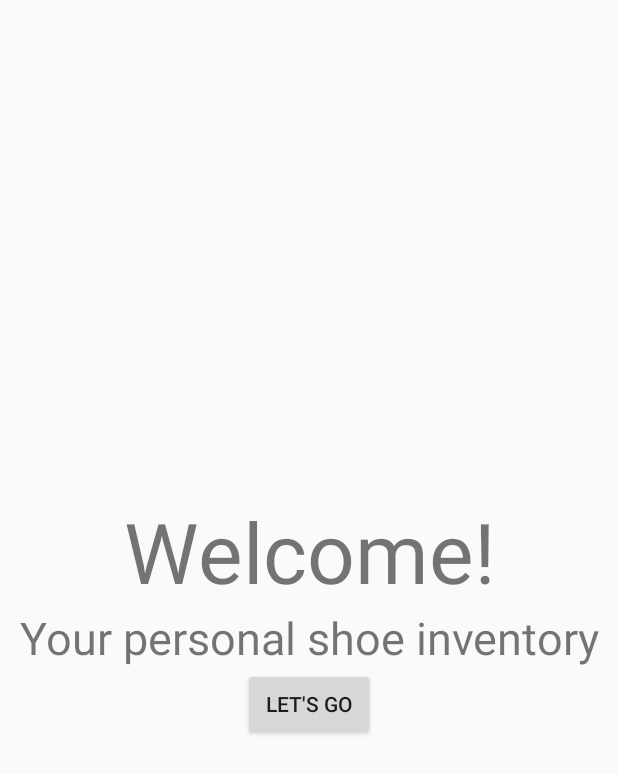
After one commit to nishit-g/shoe-store-app, an Android app: the WelcomeFragment screen opened through its navigation route, on a phone screen of 412 x 824 dp. The commit adds this screen. Shown: the top 774 px of the screen. Run offline under Robolectric (Android 15) with nearby library versions, the phone set to English and light mode, and no system bars; our stand-ins replace Timber, data binding.

Commit message:
welcome_screen

```diff
--- a/app/src/main/java/com/udacity/shoestore/LoginFragment.kt
+++ b/app/src/main/java/com/udacity/shoestore/LoginFragment.kt
@@ -10,6 +10,7 @@ import android.widget.EditText
 import android.widget.Toast
 import android.widget.Toast.LENGTH_LONG
 import androidx.databinding.DataBindingUtil
+import androidx.navigation.findNavController
 import com.udacity.shoestore.databinding.FragmentLoginBinding
 
 /**
@@ -26,24 +27,28 @@ class LoginFragment : Fragment() {
 
         val binding: FragmentLoginBinding = DataBindingUtil.inflate(inflater,R.layout.fragment_login,container,false);
 
+        // Edit Text fields
         val email : EditText = binding.etEmail
         val password : EditText = binding.etPass
 
+        // Buttons
         val btRegister : Button = binding.btRegister
         val btLogin : Button = binding.btLogin
 
+        //TODO : Save status that the user has logged in using LiveData
+
         // If Already registered : Directly Login -> move to Welcome fragment
-        btLogin.setOnClickListener{
-            //TODO : go to Welcome Fragment
-            Toast.makeText(requireContext(),"Welcome Fragment will be shown", Toast.LENGTH_SHORT).show()
+        btLogin.setOnClickListener{ view:View ->
+            //Navigate to Welcome Fragment
+            view.findNavController().navigate(R.id.action_loginFragment_to_welcomeFragment)
         }
 
-        // If email and password given then move to welcome fragment
+        // If email and password given then navigate to welcome fragment
         // Else show Toast : Require credentials
-        btRegister.setOnClickListener {
+        btRegister.setOnClickListener {view:View ->
             if(email.text.isNotBlank() && password.text.isNotBlank()){
-                //TODO : go to Welcome Fragment
-                Toast.makeText(requireContext(),"Welcome Fragment will be shown", Toast.LENGTH_SHORT).show()
+                //Navigate to Welcome Fragment
+                view.findNavController().navigate(R.id.action_loginFragment_to_welcomeFragment)
             }
             else{
                 Toast.makeText(requireContext(),"Enter your credentials first", Toast.LENGTH_SHORT).show()
--- /dev/null
+++ b/app/src/main/java/com/udacity/shoestore/WelcomeFragment.kt
@@ -0,0 +1,38 @@
+package com.udacity.shoestore
+
+import android.os.Bundle
+import androidx.fragment.app.Fragment
+import android.view.LayoutInflater
+import android.view.View
+import android.view.ViewGroup
+import android.widget.Button
+import android.widget.Toast
+import androidx.databinding.DataBindingUtil
+import com.udacity.shoestore.databinding.FragmentWelcomeBinding
+
+
+/**
+ * A simple [Fragment] subclass.
+ * Use the [WelcomeFragment.newInstance] factory method to
+ * create an instance of this fragment.
+ */
+class WelcomeFragment : Fragment() {
+
+    override fun onCreateView(
+        inflater: LayoutInflater, container: ViewGroup?,
+        savedInstanceState: Bundle?
+    ): View? {
+        // Inflate the layout for this fragment
+        val binding : FragmentWelcomeBinding = DataBindingUtil.inflate(inflater, R.layout.fragment_welcome,container, false)
+
+        val btToInstruction : Button = binding.btInstruct;
+
+        // TODO : Move to Instruction Fragment
+        btToInstruction.setOnClickListener {
+            Toast.makeText(requireContext(),"To Instruction", Toast.LENGTH_SHORT).show()
+        }
+
+        return binding.root
+    }
+
+}
--- /dev/null
+++ b/app/src/main/res/layout/fragment_welcome.xml
@@ -0,0 +1,37 @@
+<?xml version="1.0" encoding="utf-8"?>
+<layout xmlns:android="http://schemas.android.com/apk/res/android"
+    xmlns:tools="http://schemas.android.com/tools"
+    tools:context=".WelcomeFragment">
+
+    <!--TODO : Beautify layout
+        TODO : Store string in strings.xml -->
+
+    <LinearLayout
+        android:layout_width="match_parent"
+        android:layout_height="match_parent"
+        android:orientation="vertical"
+        android:gravity="center">
+
+        <TextView
+            android:layout_width="match_parent"
+            android:layout_height="wrap_content"
+            android:text="Welcome!"
+            android:textSize="56sp"
+            android:gravity="center"/>
+
+
+        <TextView
+            android:layout_width="match_parent"
+            android:layout_height="wrap_content"
+            android:text="Your personal shoe inventory"
+            android:textSize="30sp"
+            android:gravity="center"/>
+
+        <Button
+            android:id="@+id/bt_instruct"
+            android:layout_width="wrap_content"
+            android:layout_height="wrap_content"
+            android:text="Let's go"
+            android:layout_gravity="center"/>
+    </LinearLayout>
+</layout>
--- a/app/src/main/res/navigation/navigation.xml
+++ b/app/src/main/res/navigation/navigation.xml
@@ -9,5 +9,18 @@
         android:id="@+id/loginFragment"
         android:name="com.udacity.shoestore.LoginFragment"
         android:label="fragment_login"
-        tools:layout="@layout/fragment_login" />
+        tools:layout="@layout/fragment_login" >
+        <action
+            android:id="@+id/action_loginFragment_to_welcomeFragment"
+            app:destination="@id/welcomeFragment"
+            app:enterAnim="@anim/fragment_open_enter"
+            app:exitAnim="@anim/fragment_open_exit"
+            app:popEnterAnim="@anim/fragment_fade_enter"
+            app:popExitAnim="@anim/fragment_fade_exit" />
+    </fragment>
+    <fragment
+        android:id="@+id/welcomeFragment"
+        android:name="com.udacity.shoestore.WelcomeFragment"
+        android:label="fragment_welcome"
+        tools:layout="@layout/fragment_welcome" />
 </navigation>
```
